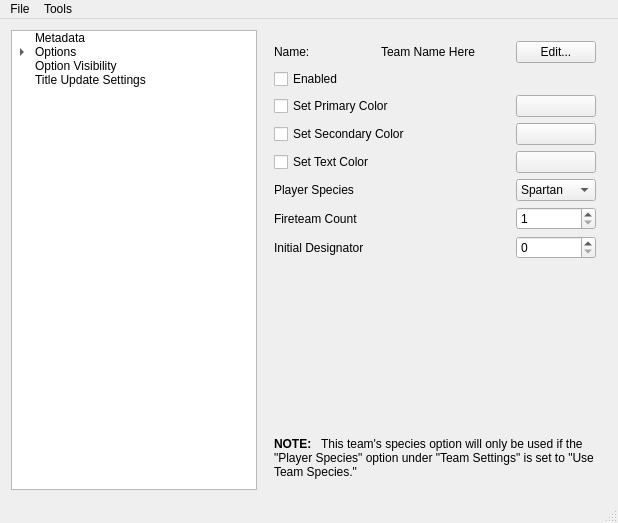
Before: the Qt Designer form native/src/ReachVariantTool/ReachVariantTool.ui in DavidJCobb/ReachVariantEditor, drawn with Qt 5.
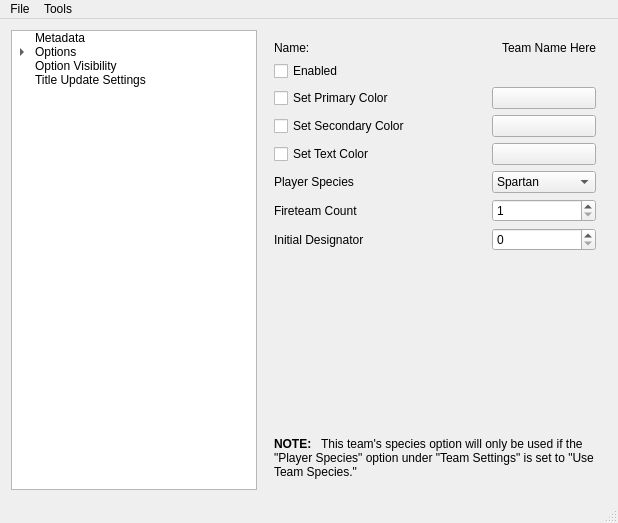
After: the same form once the commit is applied. The open tabs and pages were chosen to show the change. Custom widgets are drawn as their Qt base class.

Commit message:
Moved MP variant data from GameVariant to data class
All multiplayer variant data is now stored in the GameVariantDataMultiplayer class.

The editor now fails with an error message when attempting to open a Firefight variant. The messaging could be improved -- it doesn't explain that we don't support Firefight variants, for example. I should probably define a thread-local variable somewhere to hold loading state, including encountered errors, so that callers can identify the specific details of a failure to load.

The edit to the form file:
```diff
--- a/native/src/ReachVariantTool/ReachVariantTool.ui
+++ b/native/src/ReachVariantTool/ReachVariantTool.ui
@@ -3028,19 +3028,6 @@
           </property>
          </widget>
         </item>
-        <item row="0" column="2">
-         <widget class="QPushButton" name="specificTeamButtonEditName">
-          <property name="contextMenuPolicy">
-           <enum>Qt::NoContextMenu</enum>
-          </property>
-          <property name="accessibleName">
-           <string>Edit Name</string>
-          </property>
-          <property name="text">
-           <string>Edit...</string>
-          </property>
-         </widget>
-        </item>
         <item row="1" column="0" colspan="3">
          <widget class="QCheckBox" name="specificTeamFlagEnabled">
           <property name="text">
@@ -3102,19 +3089,6 @@
           </property>
          </widget>
         </item>
-        <item row="0" column="1">
-         <widget class="QLabel" name="specificTeamNameLabel">
-          <property name="sizePolicy">
-           <sizepolicy hsizetype="Preferred" vsizetype="Preferred">
-            <horstretch>1</horstretch>
-            <verstretch>0</verstretch>
-           </sizepolicy>
-          </property>
-          <property name="text">
-           <string>Team Name Here</string>
-          </property>
-         </widget>
-        </item>
         <item row="2" column="2">
          <widget class="QPushButton" name="specificTeamButtonColorPrimary">
           <property name="contextMenuPolicy">
@@ -3184,6 +3158,22 @@
           </property>
          </widget>
         </item>
+        <item row="0" column="1" colspan="2">
+         <widget class="QLabel" name="specificTeamNameLabel">
+          <property name="sizePolicy">
+           <sizepolicy hsizetype="Preferred" vsizetype="Preferred">
+            <horstretch>1</horstretch>
+            <verstretch>0</verstretch>
+           </sizepolicy>
+          </property>
+          <property name="text">
+           <string>Team Name Here</string>
+          </property>
+          <property name="alignment">
+           <set>Qt::AlignRight|Qt::AlignTrailing|Qt::AlignVCenter</set>
+          </property>
+         </widget>
+        </item>
        </layout>
       </widget>
       <widget class="QWidget" name="PageLoadoutPalette">
```
Left out of the diff: 3 changed lines with no effect on the pictures. The commit also changes 13 other files.
